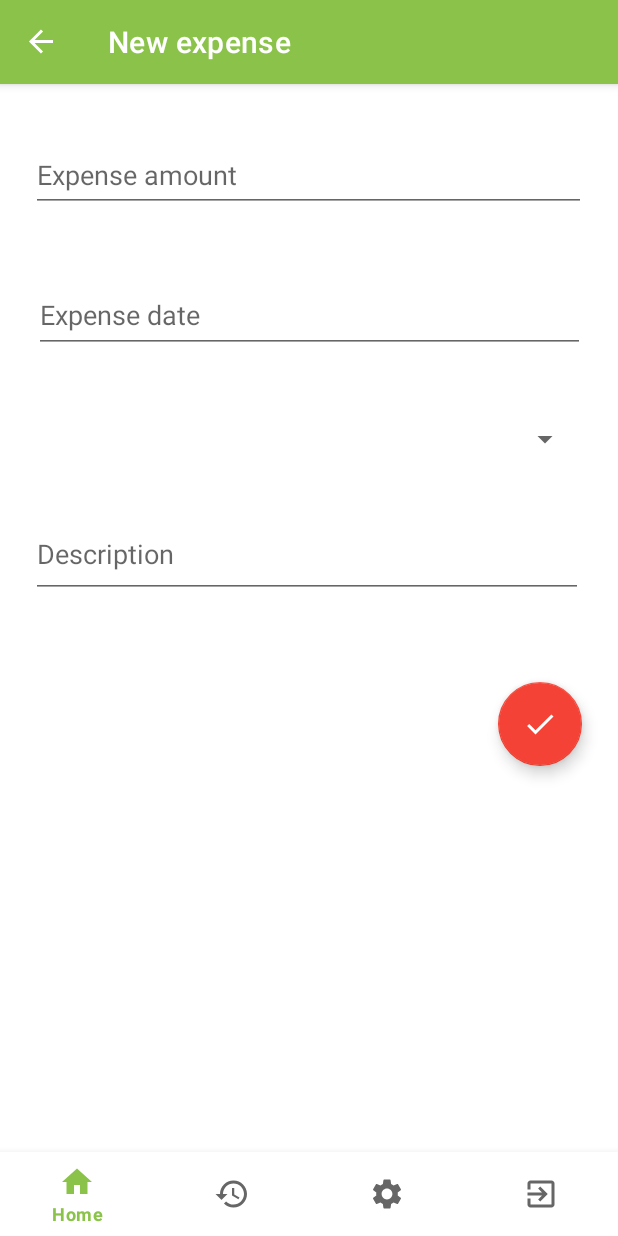
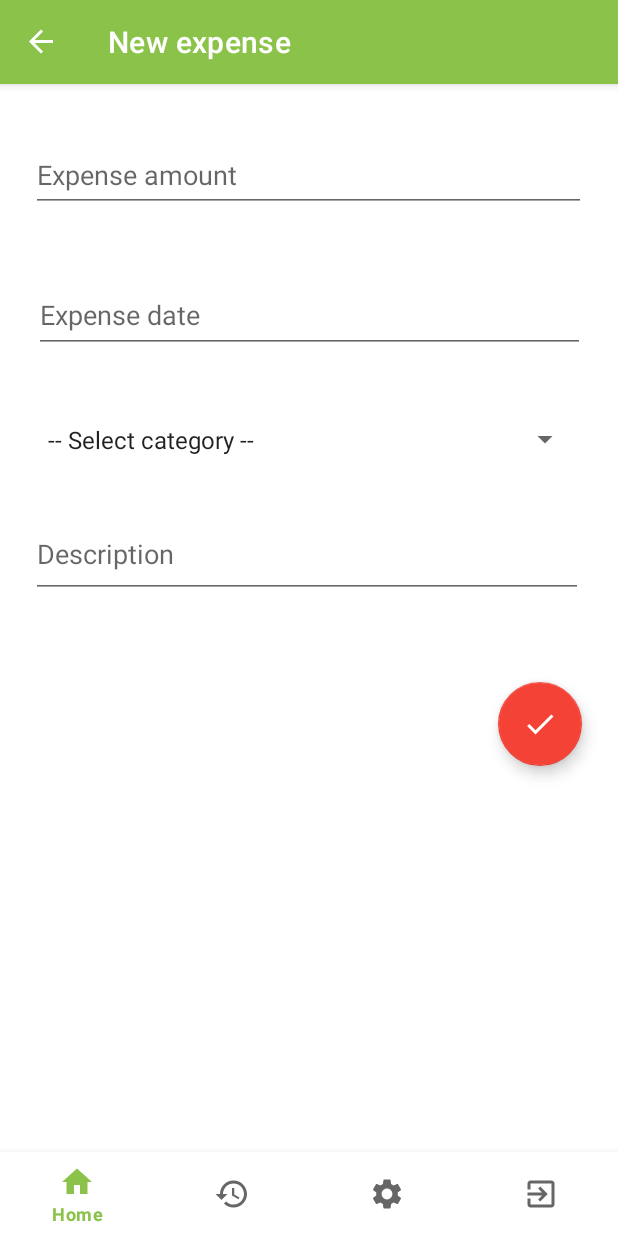
Before and after one commit to GlaucioOliveira/spendingcontrol, an Android app: the ExpenseFragment screen opened through its navigation route, on a phone screen of 412 x 824 dp. Run offline under Robolectric (Android 15) with nearby library versions, the phone set to English and light mode, and no system bars; our stand-ins replace Firebase (no records; nobody signed in at launch, a user with empty details on screens opened directly), navigation-ui; libraries missing offline, so code that uses them is left out: com.github.mikephil.charting; 8 statements that could not run were skipped.

Commit message:
fix: expense nav

```diff
--- a/app/src/main/java/com/goliveira/spendingcontrol/interfaces/IExpenditure.java
+++ b/app/src/main/java/com/goliveira/spendingcontrol/interfaces/IExpenditure.java
@@ -13,5 +13,6 @@ public interface IExpenditure {
 
     String getRecyclerViewDescription();
 
+    void save();
 
 }
--- a/app/src/main/res/navigation/mobile_navigation.xml
+++ b/app/src/main/res/navigation/mobile_navigation.xml
@@ -40,5 +40,9 @@
         android:id="@+id/navigation_expense"
         android:name="com.goliveira.spendingcontrol.ui.expense.ExpenseFragment"
         android:label="New expense"
-        tools:layout="@layout/fragment_expense" />
+        tools:layout="@layout/fragment_expense" >
+        <action
+            android:id="@+id/action_navigation_expense_to_navigation_home"
+            app:destination="@id/navigation_home" />
+    </fragment>
 </navigation>
--- /dev/null
+++ b/app/src/main/res/values/expense_categories.xml
@@ -0,0 +1,13 @@
+<?xml version="1.0" encoding="utf-8"?>
+<resources>
+    <string-array name="expense_categories">
+        <item>-- Select category --</item>
+        <item>Lunch</item>
+        <item>Junkie Food</item>
+        <item>Market</item>
+        <item>Clothing</item>
+        <item>Personal</item>
+        <item>Health</item>
+        <item>Tithing</item>
+    </string-array>
+</resources>
```
